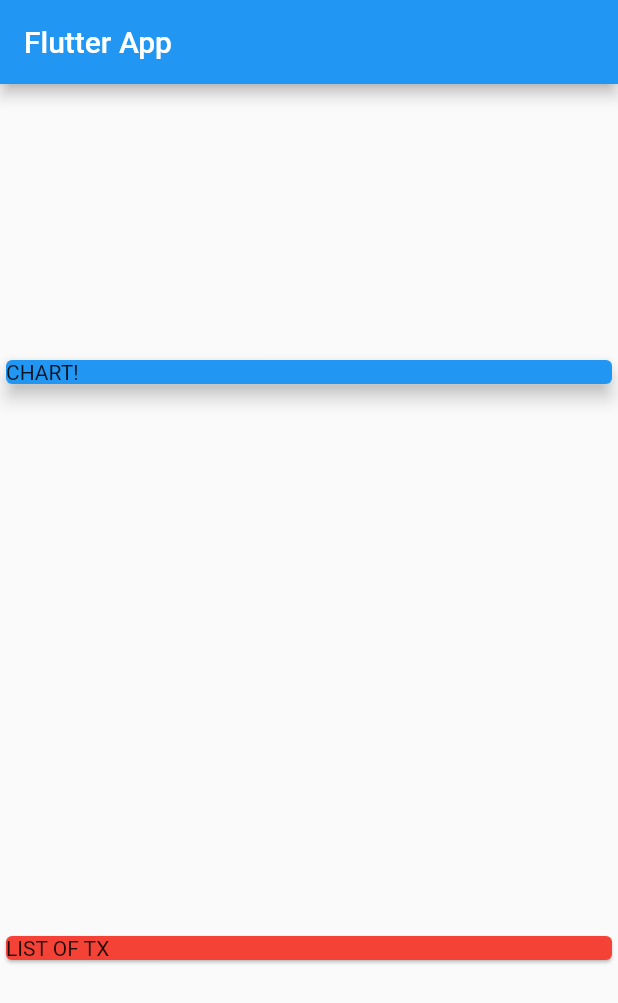
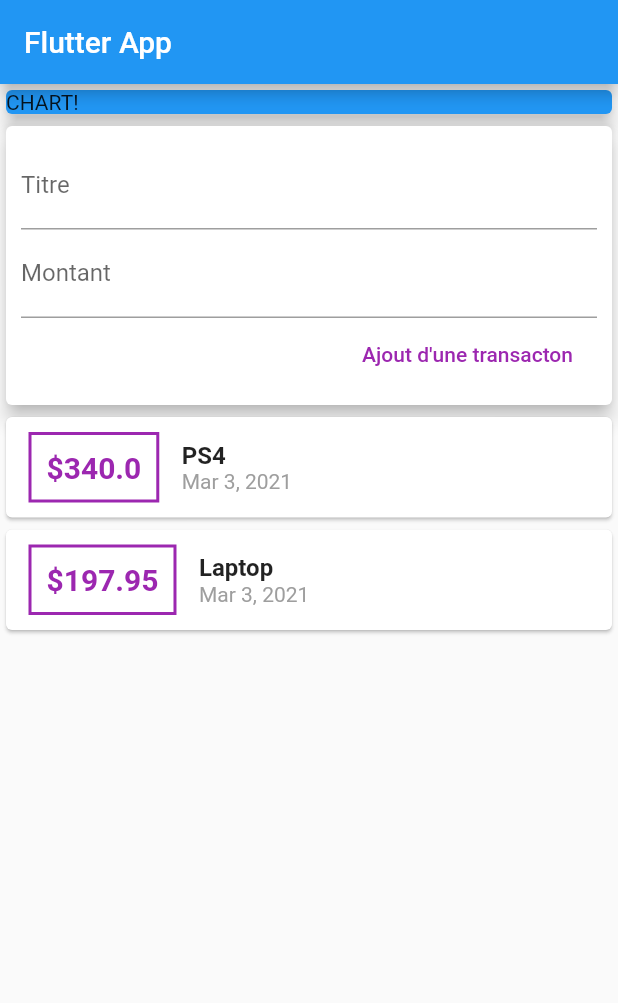
Before and after one commit to noucharles/D-penses-personnel-journali-res, a Flutter app: the screen it shows after launch, on a phone screen of 412 x 824 dp. Shown: the top 1003 px of the screen. Run offline on Flutter 3.47's test engine with Material 2 defaults, Android fonts, the phone set to English and light mode, and no system bars.

Commit message:
"Finalisation de transaction_list.dart"

```diff
--- a/lib/main.dart
+++ b/lib/main.dart
@@ -1,5 +1,9 @@
+import 'dart:typed_data';
+
 import 'package:flutter/material.dart';
-import 'package:personnal_expenses_app/transaction.dart';
+import 'package:intl/intl.dart';
+import 'file:///C:/Users/Charles/Desktop/personnal_expenses_app/lib/models/transaction.dart';
+import 'package:personnal_expenses_app/widgets/transaction_list.dart';
 
 void main() {
   runApp(MyApp());
@@ -9,26 +13,26 @@ class MyApp extends StatelessWidget {
   @override
   Widget build(BuildContext context) {
     return MaterialApp(
-        title: 'Flutter App',
-        home: MyHomePage(),
+      title: 'Flutter App',
+      home: MyHomePage(),
     );
   }
 }
 
 class MyHomePage extends StatelessWidget {
-
-  final List<Transaction> transactions = [
-    Transaction(id: 't1', title: 'PS4', amount: 340, date: DateTime.now())
-  ];
-
   @override
   Widget build(BuildContext context) {
+    //DateFormat.yMd('en_US').parse('1/10/2012');
+
+    String titleInput;
+    String amountInput;
+
     return Scaffold(
       appBar: AppBar(
         title: Text('Flutter App'),
       ),
       body: Column(
-        mainAxisAlignment: MainAxisAlignment.spaceAround,
+        mainAxisAlignment: MainAxisAlignment.start,
         crossAxisAlignment: CrossAxisAlignment.stretch,
         children: [
           Container(
@@ -40,9 +44,37 @@ class MyHomePage extends StatelessWidget {
             ),
           ),
           Card(
-            color: Colors.red,
-            child: Text("LIST OF TX"),
-          )
+            elevation: 5,
+            child: Container(
+              padding: EdgeInsets.all(10),
+              child: Column(
+                crossAxisAlignment: CrossAxisAlignment.end,
+                children: [
+                  TextField(
+                    decoration: InputDecoration(labelText: 'Titre'),
+                    onChanged: (val) {
+                      titleInput = val;
+                    },
+                  ),
+                  TextField(
+                    decoration: InputDecoration(labelText: 'Montant'),
+                    onChanged: (val) {
+                      amountInput = val;
+                    },
+                  ),
+                  FlatButton(
+                    onPressed: () {
+                      print(titleInput);
+                      print(amountInput);
+                    },
+                    child: Text("Ajout d'une transacton"),
+                    textColor: Colors.purple,
+                  ),
+                ],
+              ),
+            ),
+          ),
+          TransactionList(),
         ],
       ),
     );
--- /dev/null
+++ b/lib/models/transaction.dart
@@ -0,0 +1,14 @@
+import 'package:flutter/foundation.dart';
+
+class Transaction {
+  final String id;
+  final String title;
+  final double amount;
+  final DateTime date;
+
+  Transaction(
+      {@required this.id,
+      @required this.title,
+      @required this.amount,
+      @required this.date});
+}
--- a/lib/transaction.dart
+++ /dev/null
@@ -1,8 +0,0 @@
-class Transaction {
-  final String id;
-  final String title;
-  final double amount;
-  final DateTime date;
-
-  Transaction({this.id, this.title, this.amount, this.date});
-}
--- /dev/null
+++ b/lib/widgets/transaction_list.dart
@@ -0,0 +1,66 @@
+import 'package:flutter/material.dart';
+import 'package:intl/intl.dart';
+import 'package:personnal_expenses_app/models/transaction.dart';
+
+class TransactionList extends StatefulWidget {
+  @override
+  _TransactionListState createState() => _TransactionListState();
+}
+
+class _TransactionListState extends State<TransactionList> {
+
+  final List<Transaction> _transactions = [
+    Transaction(id: 't1', title: 'PS4', amount: 340, date: DateTime.now()),
+    Transaction(
+        id: 't2', title: 'Laptop', amount: 197.95, date: DateTime.now()),
+  ];
+
+  @override
+  Widget build(BuildContext context) {
+    return Container(
+        child: Column(
+          children: _transactions.map((tx) {
+            return Card(
+              child: Row(
+                children: [
+                  Container(
+                    margin: EdgeInsets.symmetric(
+                      vertical: 10,
+                      horizontal: 15,
+                    ),
+                    child: Text(
+                      '\$${tx.amount.toString()}',
+                      style: TextStyle(
+                          fontWeight: FontWeight.bold,
+                          fontSize: 20,
+                          color: Colors.purple),
+                    ),
+                    decoration: BoxDecoration(
+                        border: Border.all(
+                          color: Colors.purple,
+                          width: 2,
+                        )),
+                    padding: EdgeInsets.all(10),
+                  ),
+                  Column(
+                    crossAxisAlignment: CrossAxisAlignment.start,
+                    children: [
+                      Text(
+                        tx.title,
+                        style: TextStyle(
+                            fontWeight: FontWeight.bold, fontSize: 16),
+                      ),
+                      Text(
+                        DateFormat.yMMMd().format(tx.date),
+                        style: TextStyle(color: Colors.grey),
+                      )
+                    ],
+                  )
+                ],
+              ),
+            );
+          }).toList(),
+        )
+    );
+  }
+}
--- a/pubspec.yaml
+++ b/pubspec.yaml
@@ -23,7 +23,7 @@ environment:
 dependencies:
   flutter:
     sdk: flutter
-
+  intl: ^0.16.1
 
   # The following adds the Cupertino Icons font to your application.
   # Use with the CupertinoIcons class for iOS style icons.
```
Also changed, not shown: lib/widgets/new_transaction.dart (added), pubspec.lock.
